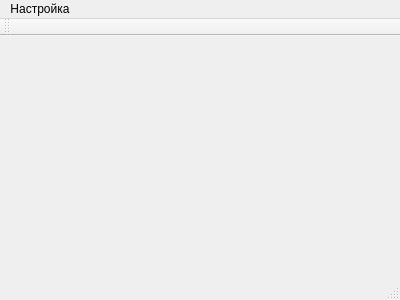
Above: mainwindow.ui from rust3128/Stamps before the change. Below: the same form after it.
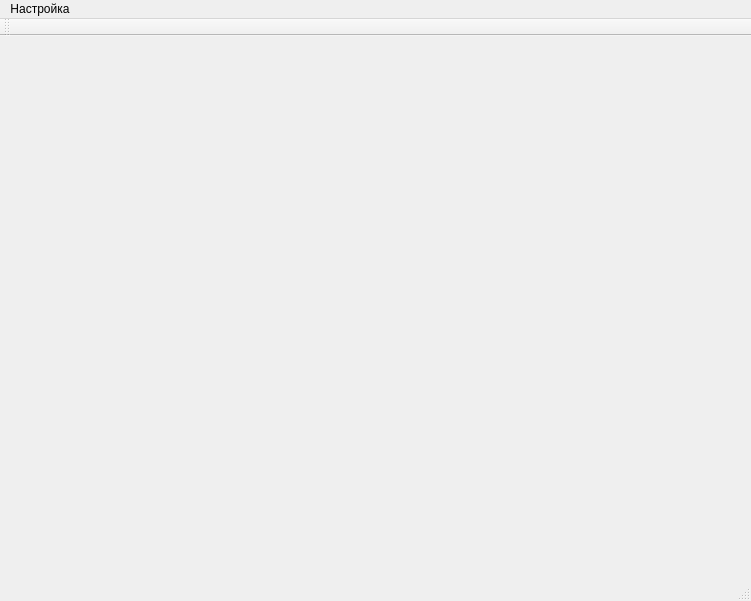
That is the form after the change.

Patch:
```diff
--- a/mainwindow.ui
+++ b/mainwindow.ui
@@ -6,8 +6,8 @@
    <rect>
     <x>0</x>
     <y>0</y>
-    <width>400</width>
-    <height>300</height>
+    <width>751</width>
+    <height>601</height>
    </rect>
   </property>
   <property name="windowTitle">
@@ -19,7 +19,7 @@
     <rect>
      <x>0</x>
      <y>0</y>
-     <width>400</width>
+     <width>751</width>
      <height>23</height>
     </rect>
    </property>
```
Left out of the diff: 8 changed lines with no effect on the pictures.
